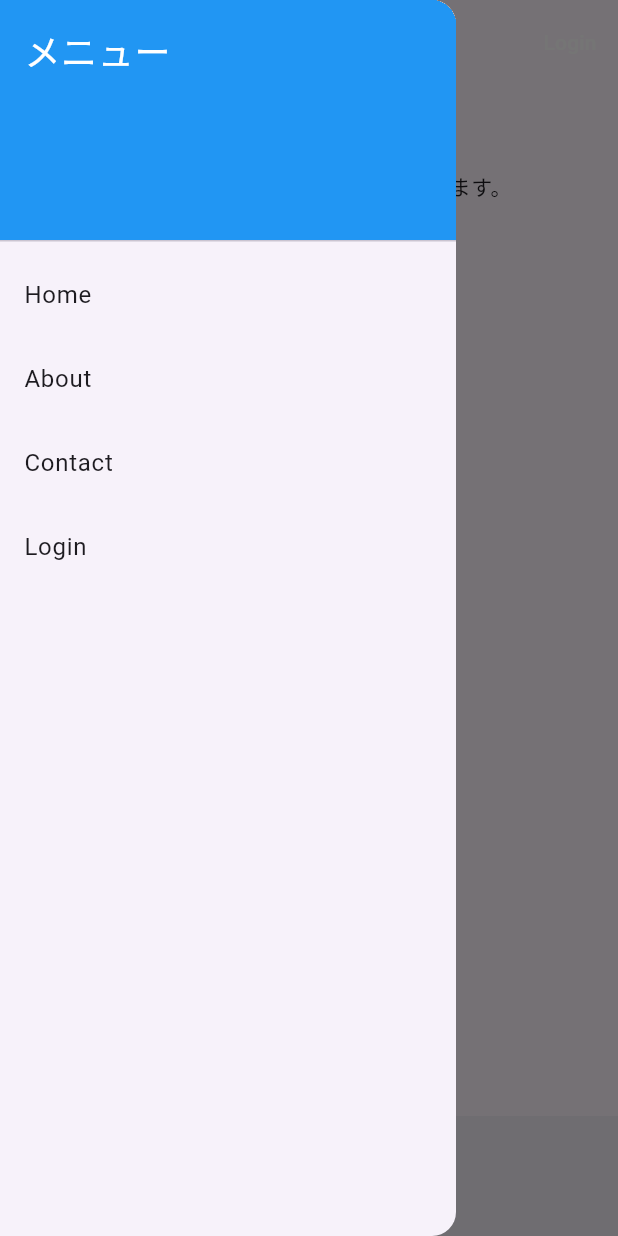
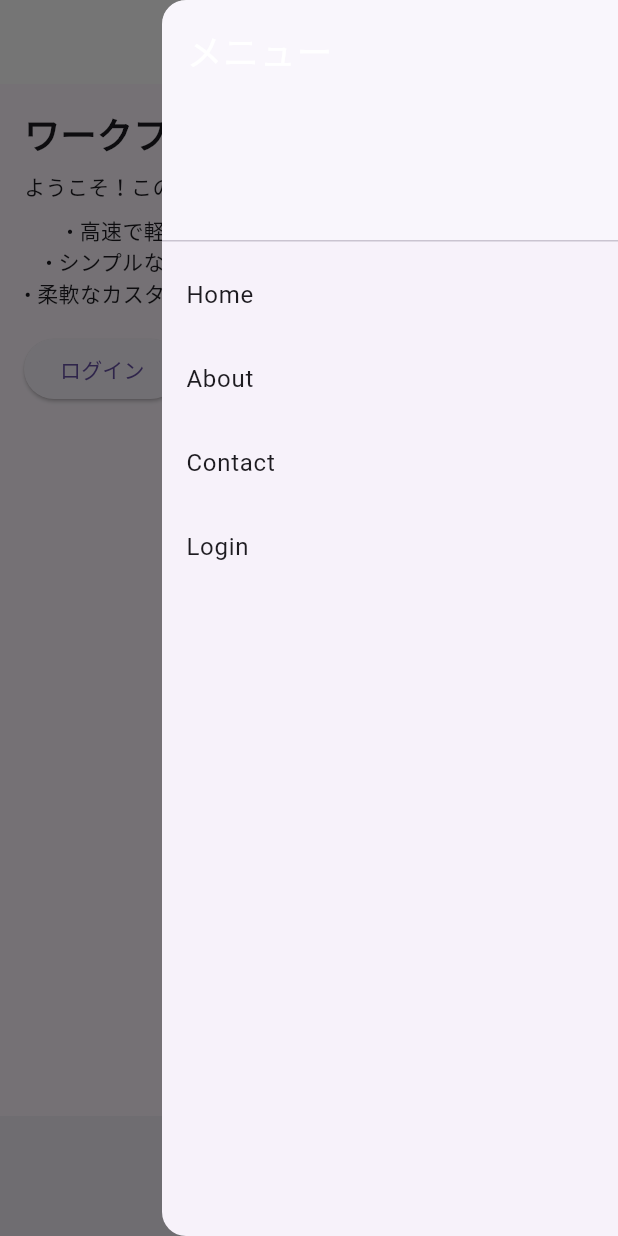
Before and after one commit to A-Sakagami/flutter_application, a Flutter app: the screen it shows after launch, with the side drawer open, on a phone screen of 412 x 824 dp. Run offline on Flutter 3.47's test engine with Material 3 defaults, Android fonts, the phone set to English and light mode, and no system bars.

Commit message:
main.dartをモジュール化

```diff
--- a/lib/main.dart
+++ b/lib/main.dart
@@ -2,6 +2,9 @@ import 'package:flutter/material.dart';
 import "pages/index.dart";
 import "pages/admin.dart";
 import "pages/login.dart";
+import "pages/about.dart";
+import "pages/contact.dart";
+
 
 void main() {
   runApp(const MyApp());
@@ -13,96 +16,14 @@ class MyApp extends StatelessWidget {
   Widget build(BuildContext context) {
     return MaterialApp(
       debugShowCheckedModeBanner: false,
+      //home: WorkflowToolScreen(),
       home: WorkflowToolScreen(),
+      routes: {
+        '/about': (context) => AboutPage(),
+        '/contact': (context) => ContactPage(),
+        '/admin': (context) => AdminPage(),
+        '/login': (context) => LoginPage(),
+      },
     );
   }
 }
-
-class WorkflowToolScreen extends StatefulWidget {
-  const WorkflowToolScreen({super.key});
-
-  @override
-  WorkflowToolScreenState createState() => WorkflowToolScreenState();
-}
-
-class WorkflowToolScreenState extends State<WorkflowToolScreen> {
-  bool isLoggedIn = false;
-  final TextEditingController _postController = TextEditingController();
-
-  void _toggleLogin() {
-    setState(() {
-      isLoggedIn = !isLoggedIn;
-    });
-  }
-
-  @override
-  Widget build(BuildContext context) {
-    return Scaffold(
-      appBar: AppBar(
-        title: Text('Workflow Tool'),
-        actions: [
-          if (!isLoggedIn)
-            TextButton(
-              onPressed: _toggleLogin,
-              child: Text('Login', style: TextStyle(color: Colors.white)),
-            ),
-        ],
-      ),
-      drawer: Drawer(
-        child: ListView(
-          padding: EdgeInsets.zero,
-          children: [
-            DrawerHeader(
-              decoration: BoxDecoration(color: Colors.blue),
-              child: Text('メニュー', style: TextStyle(color: Colors.white, fontSize: 24)),
-            ),
-            ListTile(title: Text('Home')),
-            ListTile(title: Text('About')),
-            ListTile(title: Text('Contact')),
-            ListTile(
-              title: Text('Login'),
-              onTap: _toggleLogin,
-            ),
-          ],
-        ),
-      ),
-      body: Padding(
-        padding: EdgeInsets.all(16.0),
-        child: Column(
-          crossAxisAlignment: CrossAxisAlignment.start,
-          children: [
-            Text('ワークフローツール', style: TextStyle(fontSize: 24, fontWeight: FontWeight.bold)),
-            SizedBox(height: 8),
-            Text('ようこそ！このアプリはFlutterで作られています。'),
-            SizedBox(height: 8),
-            Column(
-              children: [
-                Text('• 高速で軽量'),
-                Text('• シンプルな構成'),
-                Text('• 柔軟なカスタマイズ'),
-              ],
-            ),
-            SizedBox(height: 16),
-            if (!isLoggedIn)
-              ElevatedButton(
-                onPressed: _toggleLogin,
-                child: Text('ログイン'),
-              ),
-            if (isLoggedIn) ...[
-              Text('下のテキストエリアに文字を入力して、送信してください。'),
-              TextField(controller: _postController, decoration: InputDecoration(hintText: 'ここに入力してください...')),
-              SizedBox(height: 8),
-              ElevatedButton(onPressed: () {}, child: Text('送信')),
-            ],
-          ],
-        ),
-      ),
-      bottomNavigationBar: BottomAppBar(
-        child: Padding(
-          padding: EdgeInsets.all(8.0),
-          child: Text('© 2024 My Flutter App', textAlign: TextAlign.center),
-        ),
-      ),
-    );
-  }
-}
--- a/lib/pages/index.dart
+++ b/lib/pages/index.dart
@@ -0,0 +1,98 @@
+import 'package:flutter/material.dart';
+import '../widgets/custom_header.dart';
+
+class WorkflowToolScreen extends StatefulWidget {
+  const WorkflowToolScreen({super.key});
+
+  @override
+  WorkflowToolScreenState createState() => WorkflowToolScreenState();
+}
+
+class WorkflowToolScreenState extends State<WorkflowToolScreen> {
+  bool isLoggedIn = false;
+  final TextEditingController _postController = TextEditingController();
+
+
+  /// Aboutページへ遷移
+  void toggleAbout() {
+    Navigator.pushNamed(context, '/about');
+  }
+
+  /// Contactページへ遷移
+  void toggleContact() {
+    Navigator.pushNamed(context, '/contact');
+  }
+
+  /// ログインページへ遷移
+  void toggleLogin() {
+    Navigator.pushNamed(context, '/login');
+  }
+
+  @override
+  Widget build(BuildContext context) {
+    return Scaffold(
+      appBar: const CustomHeader(),
+      endDrawer: Drawer(
+        child: ListView(
+          padding: EdgeInsets.zero,
+          children: <Widget>[
+            DrawerHeader(
+              decoration: BoxDecoration(color: Colors.white30),
+              child: Text('メニュー', style: TextStyle(color: Colors.white, fontSize: 24)),
+            ),
+            ListTile(title: Text('Home')),
+            ListTile(
+              title: Text('About'),
+              onTap: toggleAbout,
+            ),
+            ListTile(
+              title: Text('Contact'),
+              onTap: toggleContact,
+            ),
+            ListTile(
+              title: Text('Login'),
+              onTap: toggleLogin,
+            ),
+          ],
+        ),
+      ),
+      body: Padding(
+        padding: EdgeInsets.all(16.0),
+        child: Column(
+          crossAxisAlignment: CrossAxisAlignment.start,
+          children: [
+            Text('ワークフローツール', style: TextStyle(fontSize: 24, fontWeight: FontWeight.bold)),
+            SizedBox(height: 8),
+            Text('ようこそ！このアプリはFlutterで作られています。'),
+            SizedBox(height: 8),
+            Column(
+              children: [
+                Text('• 高速で軽量'),
+                Text('• シンプルな構成'),
+                Text('• 柔軟なカスタマイズ'),
+              ],
+            ),
+            SizedBox(height: 16),
+            if (!isLoggedIn)
+              ElevatedButton(
+                onPressed: toggleLogin,
+                child: Text('ログイン'),
+              ),
+            if (isLoggedIn) ...[
+              Text('下のテキストエリアに文字を入力して、送信してください。'),
+              TextField(controller: _postController, decoration: InputDecoration(hintText: 'ここに入力してください...')),
+              SizedBox(height: 8),
+              ElevatedButton(onPressed: () {}, child: Text('送信')),
+            ],
+          ],
+        ),
+      ),
+      bottomNavigationBar: BottomAppBar(
+        child: Padding(
+          padding: EdgeInsets.all(8.0),
+          child: Text('© 2024 My Flutter App', textAlign: TextAlign.center),
+        ),
+      ),
+    );
+  }
+}
--- /dev/null
+++ b/lib/widgets/custom_header.dart
@@ -0,0 +1,28 @@
+import 'package:flutter/material.dart';
+
+class CustomHeader extends StatelessWidget implements PreferredSizeWidget {
+  const CustomHeader({super.key});
+
+  @override
+  Size get preferredSize => const Size.fromHeight(kToolbarHeight);
+
+  @override
+  Widget build(BuildContext context) {
+    return AppBar(
+      title: const Text("My App"),
+      centerTitle: true,
+      backgroundColor: Colors.white,
+      shadowColor: Colors.white30,
+      actions: [
+        Builder(
+          builder: (context) => IconButton(
+            icon: const Icon(Icons.menu),
+            onPressed: () {
+              Scaffold.of(context).openEndDrawer(); // endDrawer を開く
+            },
+          ),
+        ),
+      ],
+    );
+  }
+}
--- a/pubspec.yaml
+++ b/pubspec.yaml
@@ -34,6 +34,7 @@ dependencies:
   # The following adds the Cupertino Icons font to your application.
   # Use with the CupertinoIcons class for iOS style icons.
   cupertino_icons: ^1.0.8
+  shared_preferences: ^2.5.1
 
 dev_dependencies:
   flutter_test:
```
Also changed, not shown: lib/pages/about.dart (+27 -0 lines), lib/pages/admin.dart (+22 -0 lines), lib/pages/contact.dart (+44 -0 lines), lib/pages/login.dart (+69 -0 lines), pubspec.lock, 1 other file.
